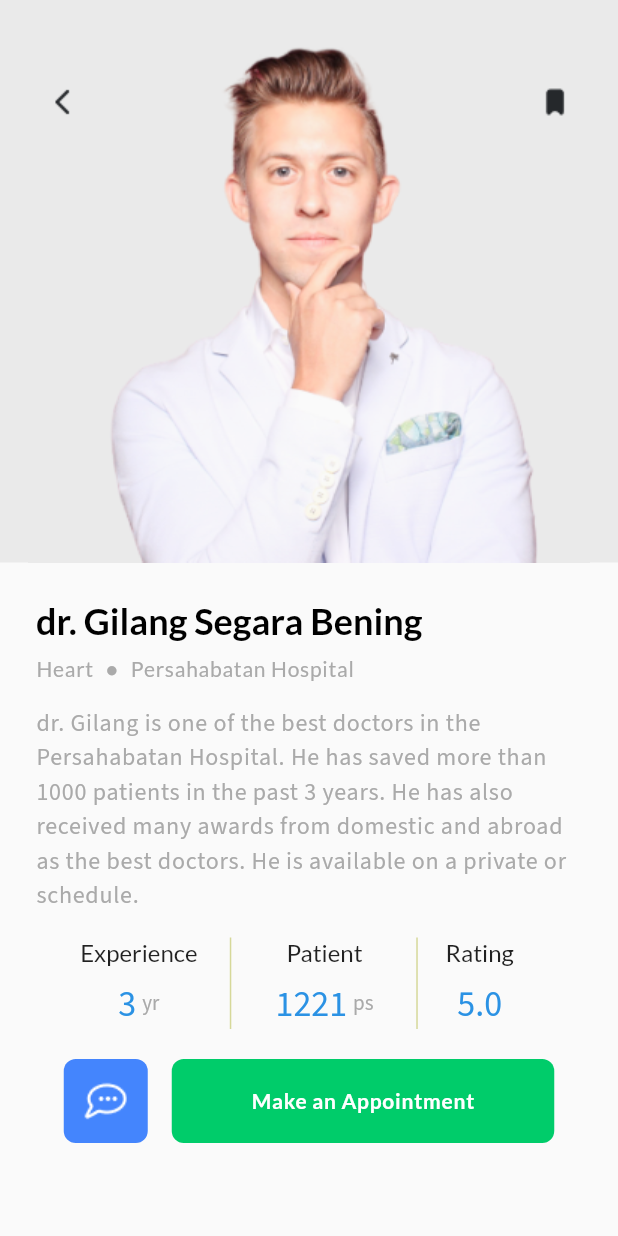
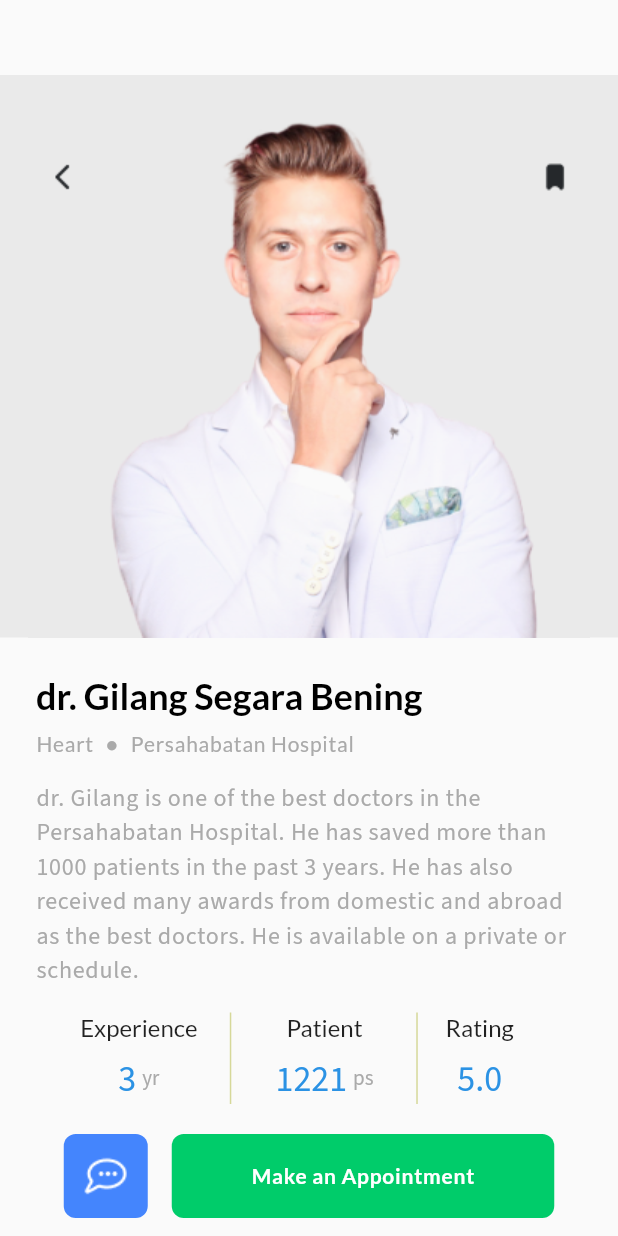
Before and after one commit to francheizko/doctor_app, a Flutter app: the screen it shows after launch, on a phone screen of 412 x 824 dp. Run offline on Flutter 3.47's test engine with Material 2 defaults, Android fonts, the phone set to English and light mode, and no system bars; our stand-ins replace google_fonts.

Commit message:
franz commit 2

```diff
--- a/lib/screens/gilang.dart
+++ b/lib/screens/gilang.dart
@@ -11,6 +11,9 @@ class gilang extends StatelessWidget {
     return Scaffold(
       body: Column(
         children: [
+          SizedBox(
+            height: 50,
+          ),
           Container(
             alignment: Alignment.topCenter,
             height: 375,
```
Also changed, not shown: lib/screens/home_screen.dart (added, +10 -0 lines).
